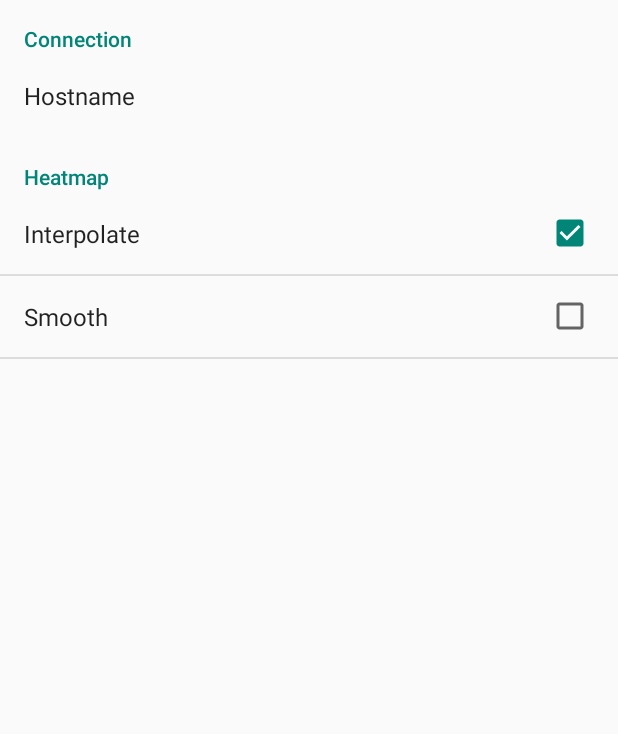
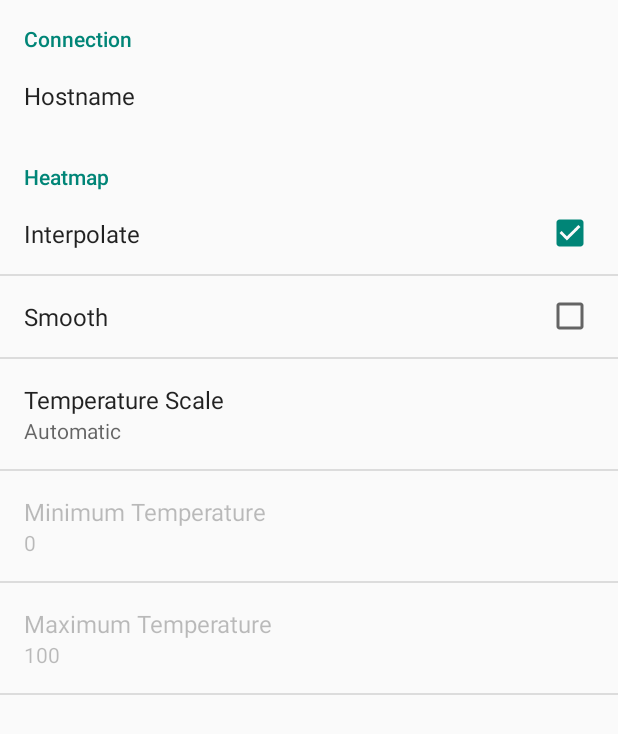
Before and after one commit to tom-mi/kitchen-thermometer-app, an Android app: the screen it shows after launch (SettingsActivity), after a tap on "Settings", on a phone screen of 412 x 824 dp. Shown: the top 734 px of the screen. Run offline under Robolectric (Android 15) with nearby library versions, the phone set to English and light mode, and no system bars.

Commit message:
Allow to configure different temperature scales

```diff
--- a/app/src/main/java/android/util/Log.java
+++ b/app/src/main/java/android/util/Log.java
@@ -21,5 +21,10 @@ public class Log {
         return 0;
     }
 
+    public static int e(String tag, String msg, Throwable e) {
+        System.out.println("ERROR: " + tag + ": " + msg + e);
+        return 0;
+    }
+
     // add other methods if required...
 }
--- a/app/src/main/java/de/rfnbrgr/kitchenthermometer/DeviceClient.kt
+++ b/app/src/main/java/de/rfnbrgr/kitchenthermometer/DeviceClient.kt
@@ -59,7 +59,7 @@ class DeviceClient(private val host: String, private val port: Int,
             val reader = BufferedReader(InputStreamReader(client.getInputStream()))
             while (running.get()) {
                 try {
-                    val line = reader.readLine() ?: continue
+                    val line = reader.readLine() ?: break
                     val frame = deserialize(line)
                     if (frame != null) {
                         frameCallback(frame)
--- a/app/src/main/java/de/rfnbrgr/kitchenthermometer/EnrichedHeatFrame.kt
+++ b/app/src/main/java/de/rfnbrgr/kitchenthermometer/EnrichedHeatFrame.kt
@@ -10,6 +10,7 @@ data class EnrichedHeatFrame(
         val battery: Float = 0f,
         val width: Int = 0,
         val height: Int = 0,
+        val temperatureRange: Pair<Float, Float> = Pair(0f, 1f),
         val temperatures: List<List<Float>> = listOf(),
         val minTemperature: Float = Float.POSITIVE_INFINITY,
         val maxTemperature: Float = Float.NEGATIVE_INFINITY,
--- a/app/src/main/java/de/rfnbrgr/kitchenthermometer/HeatDisplay.kt
+++ b/app/src/main/java/de/rfnbrgr/kitchenthermometer/HeatDisplay.kt
@@ -72,7 +72,12 @@ class HeatDisplay : AppCompatActivity(), SharedPreferences.OnSharedPreferenceCha
 
     override fun onSharedPreferenceChanged(sharedPreferences: SharedPreferences?, key: String?) {
         Log.d(javaClass.simpleName, "Preference for key $key changed")
-        if (key == getString(R.string.pref_smooth_heatmap)) {
+        if (
+                key == getString(R.string.pref_smooth_heatmap) ||
+                key == getString(R.string.pref_temperature_scale) ||
+                key == getString(R.string.pref_temperature_range_min) ||
+                key == getString(R.string.pref_temperature_range_max)
+        ) {
             configureHeatmap()
         }
     }
@@ -116,7 +121,17 @@ class HeatDisplay : AppCompatActivity(), SharedPreferences.OnSharedPreferenceCha
 
     private fun configureHeatmap() {
         val sharedPref = PreferenceManager.getDefaultSharedPreferences(this)
-        heatmap.colorStops = mapOf(0f to Color.BLUE, 20f to Color.GREEN, 50f to Color.YELLOW, 100f to Color.RED)
+        heatmap.colorStops = mapOf(0f to Color.BLUE, 0.25f to Color.GREEN, 0.5f to Color.YELLOW, 1f to Color.RED)
         heatmap.smooth = sharedPref.getBoolean(getString(R.string.pref_smooth_heatmap), false)
+        heatmap.temperatureScale = when (sharedPref.getString(getString(R.string.pref_temperature_scale),
+                getString(R.string.pref_temperature_scale_value_auto))) {
+            getString(R.string.pref_temperature_scale_value_auto) -> TemperatureScale.AUTO
+            getString(R.string.pref_temperature_scale_value_full) -> TemperatureScale.FULL
+            getString(R.string.pref_temperature_scale_value_fixed) -> TemperatureScale.FIXED
+            else -> TemperatureScale.AUTO
+        }
+        val fixedTemperatureRangeMin = sharedPref.getString(getString(R.string.pref_temperature_range_min), "0").toFloat()
+        val fixedTemperatureRangeMax = sharedPref.getString(getString(R.string.pref_temperature_range_max), "100").toFloat()
+        heatmap.fixedTemperatureRange = Pair(fixedTemperatureRangeMin, fixedTemperatureRangeMax)
     }
 }
--- a/app/src/main/java/de/rfnbrgr/kitchenthermometer/HeatFrame.kt
+++ b/app/src/main/java/de/rfnbrgr/kitchenthermometer/HeatFrame.kt
@@ -10,5 +10,7 @@ data class HeatFrame(
         val battery: Float = 0f,
         val width: Int = 0,
         val height: Int = 0,
+        val temperatureRangeMin: Float = 0f,
+        val temperatureRangeMax: Float = 1f,
         val temperatures: List<Float> = listOf()
 ) : Parcelable
--- a/app/src/main/java/de/rfnbrgr/kitchenthermometer/HeatmapView.kt
+++ b/app/src/main/java/de/rfnbrgr/kitchenthermometer/HeatmapView.kt
@@ -9,10 +9,12 @@ import java.lang.Math.min
 
 class HeatmapView(context: Context?, attrs: AttributeSet?) : View(context, attrs) {
 
-    private var frame: EnrichedHeatFrame = EnrichedHeatFrame()
+    private var currentFrame: EnrichedHeatFrame = EnrichedHeatFrame()
 
     var colorStops: Map<Float, Int> = mapOf(0f to Color.BLACK, 1f to Color.WHITE)
     var smooth: Boolean = false
+    var temperatureScale: TemperatureScale = TemperatureScale.AUTO
+    var fixedTemperatureRange: Pair<Float, Float> = Pair(0f, 100f)
 
     private val bitmapPaintPixels = Paint()
     private val bitmapPaintPixelsSmooth = Paint()
@@ -31,7 +33,7 @@ class HeatmapView(context: Context?, attrs: AttributeSet?) : View(context, attrs
     }
 
     fun setFrame(newFrame: EnrichedHeatFrame) {
-        frame = newFrame
+        currentFrame = newFrame
         calculateScaleAndOffset()
         invalidate()
     }
@@ -43,18 +45,18 @@ class HeatmapView(context: Context?, attrs: AttributeSet?) : View(context, attrs
 
     override fun onDraw(canvas: Canvas?) {
         super.onDraw(canvas)
-        if (frame.height * frame.width == 0) {
+        if (currentFrame.height * currentFrame.width == 0) {
             return
         }
 
         createBitmap()
-        setBitmapPixels(frame)
+        setBitmapPixels(currentFrame)
         drawBitmapWithColors(canvas, bitmap)
     }
 
     private fun createBitmap() {
-        if (frame.width != bitmap.width || frame.height != bitmap.height) {
-            bitmap = Bitmap.createBitmap(frame.width, frame.height, Bitmap.Config.ARGB_8888)
+        if (currentFrame.width != bitmap.width || currentFrame.height != bitmap.height) {
+            bitmap = Bitmap.createBitmap(currentFrame.width, currentFrame.height, Bitmap.Config.ARGB_8888)
             bitmapRect = Rect(0, 0, bitmap.width, bitmap.height)
         }
     }
@@ -62,10 +64,23 @@ class HeatmapView(context: Context?, attrs: AttributeSet?) : View(context, attrs
     private fun setBitmapPixels(frame: EnrichedHeatFrame) {
         for (x in 0..(frame.width - 1)) {
             for (y in 0..(frame.height - 1)) {
-                val color = interpolate(colorStops, frame.temperatures[x][y])
+                val color = interpolateWithScale(frame, frame.temperatures[x][y])
                 bitmap.setPixel(x, y, color)
             }
         }
+    }
+
+    private fun interpolateWithScale(frame: EnrichedHeatFrame, temperature: Float): Int {
+        val normalizedValue = when (temperatureScale) {
+            TemperatureScale.AUTO -> scale(frame.minTemperature, frame.maxTemperature, temperature)
+            TemperatureScale.FULL -> scale(frame.temperatureRange.first, frame.temperatureRange.second, temperature)
+            TemperatureScale.FIXED -> scale(fixedTemperatureRange.first, fixedTemperatureRange.second, temperature)
+        }
+        return interpolate(colorStops, normalizedValue)
+    }
+
+    private fun scale(minValue: Float, maxValue: Float, value: Float): Float {
+        return (value - minValue) / (maxValue - minValue)
     }
 
     private fun drawBitmapWithColors(canvas: Canvas?, bitmap: Bitmap) {
@@ -75,9 +90,9 @@ class HeatmapView(context: Context?, attrs: AttributeSet?) : View(context, attrs
     }
 
     private fun calculateScaleAndOffset() {
-        val scale = min(width.toFloat() / frame.width, height.toFloat() / frame.height)
-        val dx = (width - (frame.width * scale)).toInt() / 2
-        val dy = (height - (frame.height * scale)).toInt() / 2
+        val scale = min(width.toFloat() / currentFrame.width, height.toFloat() / currentFrame.height)
+        val dx = (width - (currentFrame.width * scale)).toInt() / 2
+        val dy = (height - (currentFrame.height * scale)).toInt() / 2
 
         drawingRect = Rect(dx, dy, width - dx, height - dy)
     }
--- a/app/src/main/java/de/rfnbrgr/kitchenthermometer/SettingsFragment.kt
+++ b/app/src/main/java/de/rfnbrgr/kitchenthermometer/SettingsFragment.kt
@@ -1,6 +1,8 @@
 package de.rfnbrgr.kitchenthermometer
 
 import android.os.Bundle
+import android.preference.ListPreference
+import android.preference.Preference
 import android.preference.PreferenceFragment
 
 class SettingsFragment : PreferenceFragment() {
@@ -9,5 +11,20 @@ class SettingsFragment : PreferenceFragment() {
         super.onCreate(savedInstanceState)
 
         addPreferencesFromResource(R.xml.preferences)
+
+        val temperatureScalePref = findPreference(getString(R.string.pref_temperature_scale)) as ListPreference
+        val temperatureScaleMin = findPreference(getString(R.string.pref_temperature_range_min))
+        val temperatureScaleMax = findPreference(getString(R.string.pref_temperature_range_max))
+
+        temperatureScalePref.onPreferenceChangeListener = Preference.OnPreferenceChangeListener { _, newValue ->
+            val enabled = (newValue as String == getString(R.string.pref_temperature_scale_value_fixed))
+            temperatureScaleMin.isEnabled = enabled
+            temperatureScaleMax.isEnabled = enabled
+            true
+        }
+
+        val enabled = (temperatureScalePref.value == getString(R.string.pref_temperature_scale_value_fixed))
+        temperatureScaleMin.isEnabled = enabled
+        temperatureScaleMax.isEnabled = enabled
     }
 }
--- /dev/null
+++ b/app/src/main/java/de/rfnbrgr/kitchenthermometer/TemperatureScale.kt
@@ -0,0 +1,7 @@
+package de.rfnbrgr.kitchenthermometer
+
+enum class TemperatureScale {
+    AUTO,
+    FULL,
+    FIXED,
+}
--- /dev/null
+++ b/app/src/main/res/values/arrays.xml
@@ -0,0 +1,13 @@
+<?xml version="1.0" encoding="utf-8"?>
+<resources>
+    <string-array name="pref_temperature_scale_values">
+        <item>@string/pref_temperature_scale_value_auto</item>
+        <item>@string/pref_temperature_scale_value_full</item>
+        <item>@string/pref_temperature_scale_value_fixed</item>
+    </string-array>
+    <string-array name="pref_temperature_scale_entries">
+        <item>Automatic</item>
+        <item>Full sensor range</item>
+        <item>Fixed</item>
+    </string-array>
+</resources>
--- a/app/src/main/res/values/strings.xml
+++ b/app/src/main/res/values/strings.xml
@@ -21,4 +21,13 @@
     <string name="state_failed">Failed to connect to %s</string>
     <string name="pref_connection_title">Connection</string>
     <string name="pref_heatmap_title">Heatmap</string>
+    <string name="pref_temperature_scale">temperature_scaling</string>
+    <string name="pref_temperature_scaling_title">Temperature Scale</string>
+    <string name="pref_temperature_scale_value_auto">auto</string>
+    <string name="pref_temperature_scale_value_full">full</string>
+    <string name="pref_temperature_scale_value_fixed">fixed</string>
+    <string name="pref_temperature_range_min">temperature_range_min</string>
+    <string name="pref_temperature_range_min_title">Minimum Temperature</string>
+    <string name="pref_temperature_range_max">temperature_range_max</string>
+    <string name="pref_temperature_range_max_title">Maximum Temperature</string>
 </resources>
--- a/app/src/main/res/xml/preferences.xml
+++ b/app/src/main/res/xml/preferences.xml
@@ -23,6 +23,30 @@
             android:defaultValue="false"
             android:key="@string/pref_smooth_heatmap"
             android:title="@string/pref_smooth_heatmap_title" />
+        <ListPreference
+            android:defaultValue="@string/pref_temperature_scale_value_auto"
+            android:dialogTitle="@string/pref_temperature_scaling_title"
+            android:entries="@array/pref_temperature_scale_entries"
+            android:entryValues="@array/pref_temperature_scale_values"
+            android:key="@string/pref_temperature_scale"
+            android:title="@string/pref_temperature_scaling_title"
+            android:summary="%s"
+            />
+        <de.rfnbrgr.kitchenthermometer.BetterEditTextPreference
+            android:inputType="numberDecimal"
+            android:defaultValue="0"
+            android:key="@string/pref_temperature_range_min"
+            android:maxLines="1"
+            android:summary="%s"
+            android:title="@string/pref_temperature_range_min_title" />
+        <de.rfnbrgr.kitchenthermometer.BetterEditTextPreference
+            android:dependency=""
+            android:inputType="numberDecimal"
+            android:defaultValue="100"
+            android:key="@string/pref_temperature_range_max"
+            android:maxLines="1"
+            android:summary="%s"
+            android:title="@string/pref_temperature_range_max_title" />
     </PreferenceCategory>
 
 </PreferenceScreen>
```
Also changed, not shown: app/src/main/java/de/rfnbrgr/kitchenthermometer/HeatFrameEnricher.kt (+4 -5 lines), 4 other files. Lines whose indentation alone changed are shown as unchanged.
